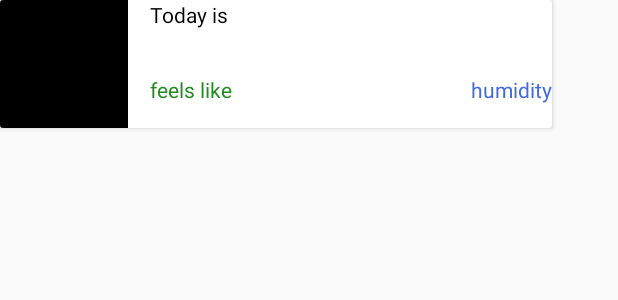
After one commit to celikkoseoglu/LodeStar, an Android app: the layout cards_weather.xml on its own in the app's theme, with its tools: preview values and no code run, on a phone screen of 412 x 824 dp. The commit adds this screen. Shown: the top 300 px of the screen. Run offline under Robolectric (Android 15) with nearby library versions, the phone set to English and light mode, and no system bars.

Commit message:
Weather information activity and layout updated

```diff
--- a/Android/LodeStar/app/build.gradle
+++ b/Android/LodeStar/app/build.gradle
@@ -35,6 +35,7 @@ dependencies {
     implementation 'com.android.support:support-v4:27.0.2'
     implementation 'com.android.support.constraint:constraint-layout:1.0.2'
     implementation 'com.android.support:cardview-v7:27.0.2'
+    implementation 'com.android.support:recyclerview-v7:27.0.2'
     implementation 'com.android.support:customtabs:27.0.2'
     implementation 'com.google.android.gms:play-services-auth:11.8.0'
     implementation 'com.facebook.android:facebook-android-sdk:[4,5)'
@@ -44,6 +45,7 @@ dependencies {
     //compile project(":BrickBreaker")
 
     testImplementation 'junit:junit:4.12'
+
     implementation 'com.android.support:design:27.0.2'
     implementation 'com.android.support:gridlayout-v7:27.0.2'
 }
--- /dev/null
+++ b/Android/LodeStar/app/src/main/res/layout/cards_weather.xml
@@ -0,0 +1,51 @@
+<?xml version="1.0" encoding="utf-8"?>
+<android.support.constraint.ConstraintLayout
+    xmlns:android="http://schemas.android.com/apk/res/android"
+    xmlns:tools="http://schemas.android.com/tools"
+    android:layout_width="match_parent"
+    android:layout_height="match_parent">
+
+    <android.support.v7.widget.CardView
+        android:layout_width="368dp"
+        android:layout_height="wrap_content"
+        tools:layout_editor_absoluteX="8dp"
+        tools:layout_editor_absoluteY="136dp" >
+
+        <ImageView
+            android:id="@+id/weather_picture"
+            android:layout_width="85dp"
+            android:layout_height="85dp"
+            android:background="@color/colorBlack"/>
+
+        <TextView
+            android:layout_width="wrap_content"
+            android:layout_height="wrap_content"
+            android:layout_marginLeft="100dp"
+            android:textColor="@color/colorBlack"
+            android:text="@string/today_weather"
+            android:layout_gravity="top"
+            android:layout_marginStart="100dp"
+            />
+
+        <TextView
+            android:id="@+id/weather_feels_like"
+            android:layout_width="wrap_content"
+            android:layout_height="wrap_content"
+            android:text="@string/weather_feels_like"
+            android:layout_marginTop="50dp"
+            android:layout_marginLeft="100dp"
+            android:layout_marginStart="100dp"
+            android:textColor="@color/colorForestGreen"/>
+
+        <TextView
+            android:id="@+id/weather_humidity"
+            android:layout_width="wrap_content"
+            android:layout_height="wrap_content"
+            android:layout_gravity="end"
+            android:text="@string/weather_humidity"
+            android:layout_marginTop="50dp"
+            android:textColor="@color/colorRoyalBlue"
+            />
+
+    </android.support.v7.widget.CardView>
+</android.support.constraint.ConstraintLayout>
--- a/Android/LodeStar/app/src/main/res/values/colors.xml
+++ b/Android/LodeStar/app/src/main/res/values/colors.xml
@@ -5,4 +5,6 @@
     <color name="colorAccent">#FF4081</color>
     <color name="colorBlack">#000000</color>
     <color name="colorWhite">#FFFFFF</color>
+    <color name="colorForestGreen">#228B22</color>
+    <color name="colorRoyalBlue">#4169E1</color>
 </resources>
--- a/Android/LodeStar/app/src/main/res/values/strings.xml
+++ b/Android/LodeStar/app/src/main/res/values/strings.xml
@@ -9,5 +9,9 @@
     <string name="user_mail">E-Mail</string>
     <string name="user_password">Password</string>
     <string name="user_retype_password">Retype Password</string>
+    <string name="weather_activity">Weather Information</string>
+    <string name="today_weather">Today is</string>
+    <string name="weather_feels_like">feels like</string>
+    <string name="weather_humidity">humidity</string>
 
 </resources>
```
Also changed, not shown: Android/LodeStar/app/src/main/java/com/lodestarapp/cs491/lodestar/WeatherInformationActivity.java (added, +30 -0 lines), Android/LodeStar/app/src/main/res/layout/activity_weather.xml (added, +36 -0 lines).
